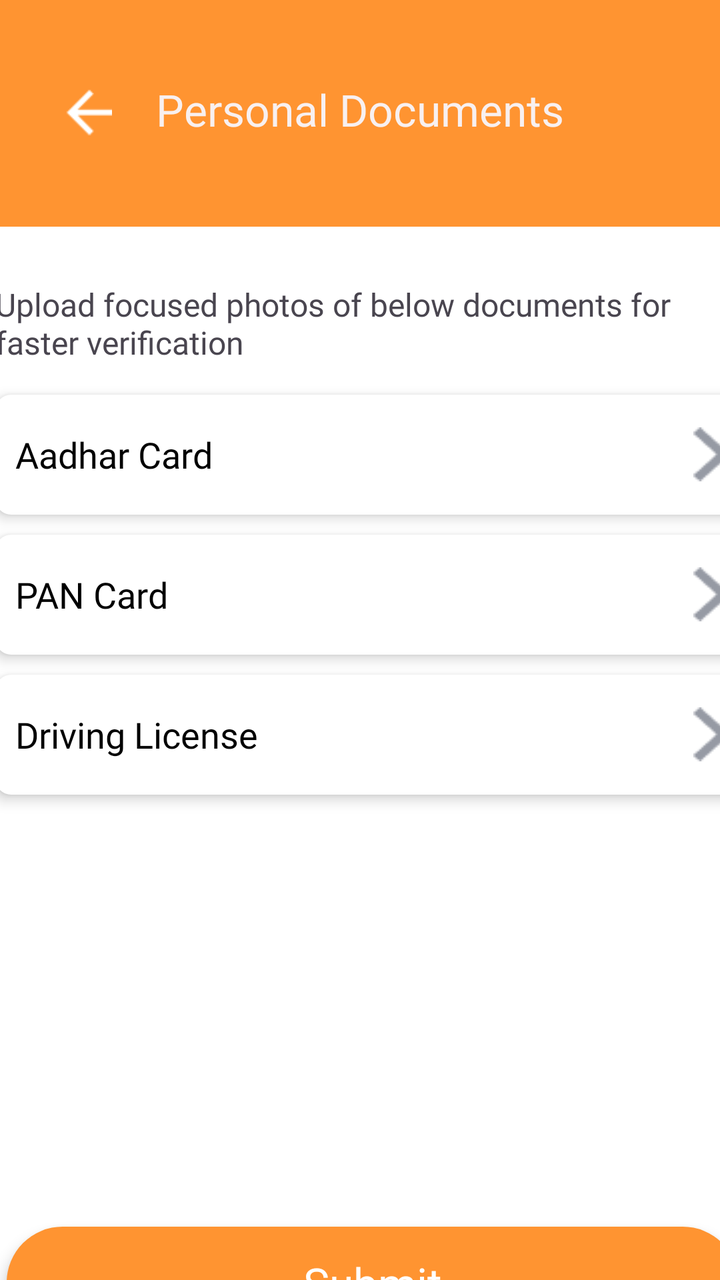
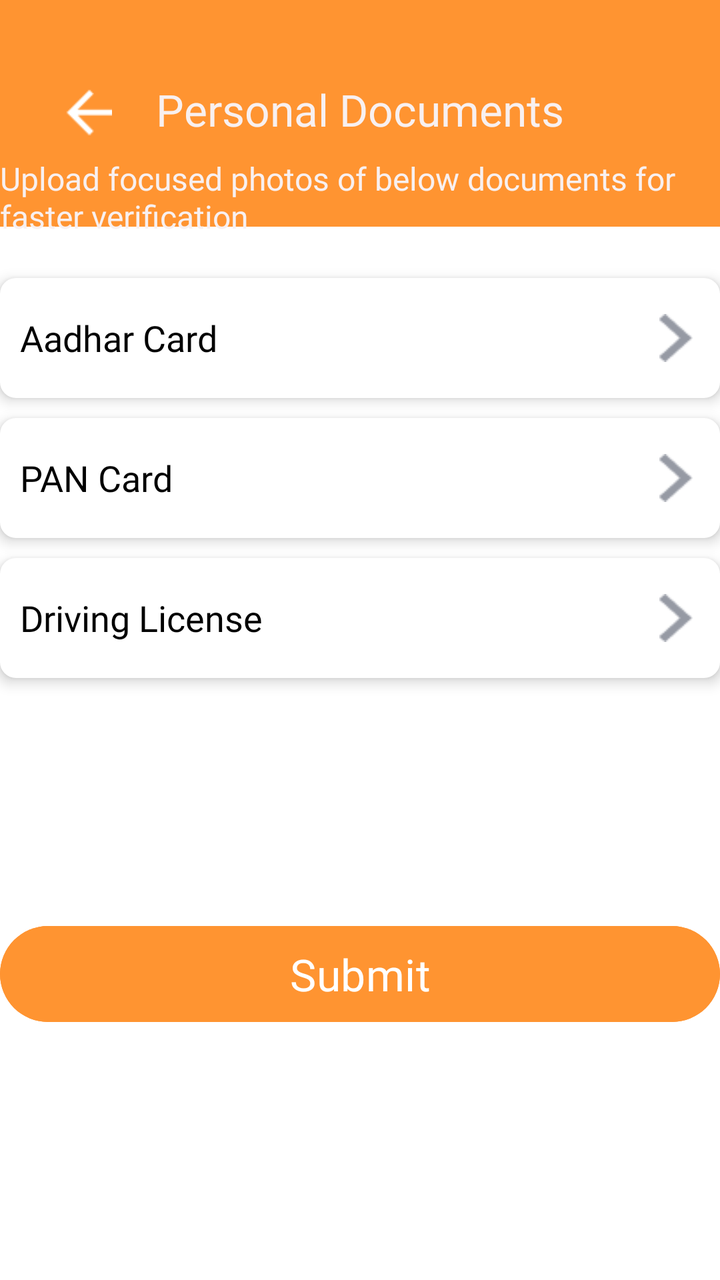

An Android layout rendered at two revisions. The XML below is the earlier revision; the diff shows what the commit changed to produce the second picture.
<!-- AndroidManifest.xml: application theme Theme.B2CDeliveryApp -->
<!-- res/layout/activity_docs.xml -->
<?xml version="1.0" encoding="utf-8"?>
<androidx.constraintlayout.widget.ConstraintLayout xmlns:android="http://schemas.android.com/apk/res/android"
    xmlns:app="http://schemas.android.com/apk/res-auto"
    xmlns:tools="http://schemas.android.com/tools"
    android:id="@+id/docs"
    android:layout_width="match_parent"
    android:layout_height="match_parent"
    android:background="@drawable/details"
    tools:context=".Docs">

    <ImageView
        android:id="@+id/backArrowDocs"
        android:layout_width="24dp"
        android:layout_height="24dp"
        android:layout_marginStart="32dp"
        android:layout_marginTop="44dp"
        android:contentDescription="Back Arrow"
        android:src="@drawable/back_arrow"
        app:layout_constraintStart_toStartOf="parent"
        app:layout_constraintTop_toTopOf="parent" />

    <TextView
        android:id="@+id/personaldocsMainTitle"
        android:layout_width="wrap_content"
        android:layout_height="wrap_content"
        android:layout_marginTop="40dp"
        android:fontFamily="@font/poppins_semibold"
        android:text="Personal Documents"
        android:textColor="#F8F0F0"
        android:textSize="22sp"
        app:layout_constraintEnd_toEndOf="parent"
        app:layout_constraintStart_toStartOf="parent"
        app:layout_constraintTop_toTopOf="parent" />

    <TextView
        android:id="@+id/personalDocumentText"
        android:layout_width="368dp"
        android:layout_height="46dp"
        android:layout_marginTop="72dp"
        android:fontFamily="@font/radio_canada"
        android:text="Upload focused photos of below documents for faster verification"
        android:textSize="16sp"
        app:layout_constraintEnd_toEndOf="parent"
        app:layout_constraintHorizontal_bias="0.372"
        app:layout_constraintStart_toStartOf="parent"
        app:layout_constraintTop_toBottomOf="@+id/personaldocsMainTitle" />

    <LinearLayout
        android:id="@+id/linearAadharCard"
        android:layout_width="378dp"
        android:layout_height="60dp"
        android:layout_marginTop="10dp"
        android:background="@drawable/button_background"
        android:clickable="true"
        android:elevation="4dp"
        android:focusable="true"
        android:gravity="center_vertical"
        android:orientation="horizontal"
        android:padding="10dp"
        app:layout_constraintStart_toStartOf="@+id/personalDocumentText"
        app:layout_constraintTop_toBottomOf="@+id/personalDocumentText">
        <TextView
            android:id="@+id/buttonTextAadharDocument"
            android:layout_width="0dp"
            android:layout_height="wrap_content"
            android:layout_weight="1"
            android:fontFamily="@font/istok_web"
            android:text="Aadhar Card"
            android:textColor="@android:color/black"
            android:textSize="18sp" />

        <ImageView
            android:id="@+id/buttonIconAadharDocument"
            android:layout_width="wrap_content"
            android:layout_height="wrap_content"
            android:contentDescription="Arrow Icon"
            android:src="@drawable/img_2" />
    </LinearLayout>

    <LinearLayout
        android:id="@+id/linearPANCard"
        android:layout_width="378dp"
        android:layout_height="60dp"
        android:layout_marginTop="10dp"
        android:background="@drawable/button_background"
        android:clickable="true"
        android:elevation="4dp"
        android:focusable="true"
        android:gravity="center_vertical"
        android:orientation="horizontal"
        android:padding="10dp"
        app:layout_constraintStart_toStartOf="@+id/linearAadharCard"
        app:layout_constraintTop_toBottomOf="@+id/linearAadharCard">
        <TextView
            android:id="@+id/buttonTextPANCard"
            android:layout_width="0dp"
            android:layout_height="wrap_content"
            android:layout_weight="1"
            android:fontFamily="@font/istok_web"
            android:text="PAN Card"
            android:textColor="@android:color/black"
            android:textSize="18sp" />

        <ImageView
            android:id="@+id/buttonIconPANCard"
            android:layout_width="wrap_content"
            android:layout_height="wrap_content"
            android:contentDescription="Arrow Icon"
            android:src="@drawable/img_2" />
    </LinearLayout>


    <LinearLayout
        android:id="@+id/linearDrivingLicense"
        android:layout_width="378dp"
        android:layout_height="60dp"
        android:layout_marginTop="10dp"
        android:background="@drawable/button_background"
        android:clickable="true"
        android:elevation="4dp"
        android:focusable="true"
        android:gravity="center_vertical"
        android:orientation="horizontal"
        android:padding="10dp"
        app:layout_constraintStart_toStartOf="@+id/linearPANCard"
        app:layout_constraintTop_toBottomOf="@+id/linearPANCard">
        <TextView
            android:id="@+id/buttonTextDrivingLicense"
            android:layout_width="0dp"
            android:layout_height="wrap_content"
            android:layout_weight="1"
            android:fontFamily="@font/istok_web"
            android:text="Driving License"
            android:textColor="@android:color/black"
            android:textSize="18sp" />

        <ImageView
            android:id="@+id/buttonIconDrivingLicense"
            android:layout_width="wrap_content"
            android:layout_height="wrap_content"
            android:contentDescription="Arrow Icon"
            android:src="@drawable/img_2" />
    </LinearLayout>

    <TextView
        android:id="@+id/submitButtonPersonalDoc"
        android:layout_width="366dp"
        android:layout_height="56dp"
        android:layout_marginTop="216dp"
        android:background="@drawable/orange_button_background"
        android:backgroundTint="@null"
        android:elevation="4dp"
        android:fontFamily="@font/istok_web_bold"
        android:padding="12dp"
        android:text="Submit"
        android:textColor="#FFFFFF"
        android:textColorLink="#FF5722"
        android:textSize="22sp"
        android:gravity="center"
        app:layout_constraintEnd_toEndOf="@+id/linearDrivingLicense"
        app:layout_constraintStart_toStartOf="@+id/linearDrivingLicense"
        app:layout_constraintTop_toBottomOf="@+id/linearDrivingLicense" />


</androidx.constraintlayout.widget.ConstraintLayout>
<!-- resources referenced by this layout -->
<resources>
  <!-- drawable back_arrow: png bitmap (drawable, 206 bytes) -->
  <!-- drawable button_background (drawable) -->
  <shape xmlns:android="http://schemas.android.com/apk/res/android">
      <solid android:color="#FFFFFF" />
      <corners android:radius="8dp" />
      <padding
          android:top="8dp"
          android:bottom="8dp"
          android:left="8dp"
          android:right="8dp" />
  </shape>
  <!-- drawable details: png bitmap (drawable, 14120 bytes) -->
  <!-- drawable img_2: png bitmap (drawable, 366 bytes) -->
  <!-- drawable orange_button_background (drawable) -->
  <shape xmlns:android="http://schemas.android.com/apk/res/android">
      <solid android:color="#FF9431" /> 
      <corners android:radius="50dp" /> 
  </shape>
  <style name="Theme.B2CDeliveryApp" parent="Base.Theme.B2CDeliveryApp" />
  <style name="Base.Theme.B2CDeliveryApp" parent="Theme.Material3.DayNight.NoActionBar">
          
          
      </style>
</resources>

<!-- the commit's change to res/layout/activity_docs.xml (unified diff, before → after) -->
@@ -1,5 +1,6 @@
 <?xml version="1.0" encoding="utf-8"?>
-<androidx.constraintlayout.widget.ConstraintLayout xmlns:android="http://schemas.android.com/apk/res/android"
+<androidx.constraintlayout.widget.ConstraintLayout
+    xmlns:android="http://schemas.android.com/apk/res/android"
     xmlns:app="http://schemas.android.com/apk/res-auto"
     xmlns:tools="http://schemas.android.com/tools"
     android:id="@+id/docs"
@@ -8,6 +9,7 @@
     android:background="@drawable/details"
     tools:context=".Docs">
 
+    
     <ImageView
         android:id="@+id/backArrowDocs"
         android:layout_width="24dp"
@@ -19,6 +21,7 @@
         app:layout_constraintStart_toStartOf="parent"
         app:layout_constraintTop_toTopOf="parent" />
 
+    
     <TextView
         android:id="@+id/personaldocsMainTitle"
         android:layout_width="wrap_content"
@@ -32,24 +35,26 @@
         app:layout_constraintStart_toStartOf="parent"
         app:layout_constraintTop_toTopOf="parent" />
 
+    
     <TextView
         android:id="@+id/personalDocumentText"
-        android:layout_width="368dp"
-        android:layout_height="46dp"
-        android:layout_marginTop="72dp"
+        android:layout_width="0dp"
+        android:layout_height="wrap_content"
+        android:layout_marginTop="9dp"
         android:fontFamily="@font/radio_canada"
         android:text="Upload focused photos of below documents for faster verification"
+        android:textColor="#F8F0F0"
         android:textSize="16sp"
         app:layout_constraintEnd_toEndOf="parent"
-        app:layout_constraintHorizontal_bias="0.372"
         app:layout_constraintStart_toStartOf="parent"
-        app:layout_constraintTop_toBottomOf="@+id/personaldocsMainTitle" />
+        app:layout_constraintTop_toBottomOf="@id/personaldocsMainTitle" />
 
+    
     <LinearLayout
         android:id="@+id/linearAadharCard"
-        android:layout_width="378dp"
+        android:layout_width="0dp"
         android:layout_height="60dp"
-        android:layout_marginTop="10dp"
+        android:layout_marginTop="20dp"
         android:background="@drawable/button_background"
         android:clickable="true"
         android:elevation="4dp"
@@ -57,8 +62,10 @@
         android:gravity="center_vertical"
         android:orientation="horizontal"
         android:padding="10dp"
-        app:layout_constraintStart_toStartOf="@+id/personalDocumentText"
-        app:layout_constraintTop_toBottomOf="@+id/personalDocumentText">
+        app:layout_constraintEnd_toEndOf="parent"
+        app:layout_constraintStart_toStartOf="parent"
+        app:layout_constraintTop_toBottomOf="@id/personalDocumentText">
+
         <TextView
             android:id="@+id/buttonTextAadharDocument"
             android:layout_width="0dp"
@@ -71,15 +78,17 @@
 
         <ImageView
             android:id="@+id/buttonIconAadharDocument"
-            android:layout_width="wrap_content"
-            android:layout_height="wrap_content"
-            android:contentDescription="Arrow Icon"
+            android:layout_width="24dp"
+            android:layout_height="24dp"
+            android:contentDescription="Default Arrow Icon"
             android:src="@drawable/img_2" />
+
     </LinearLayout>
 
+    
     <LinearLayout
         android:id="@+id/linearPANCard"
-        android:layout_width="378dp"
+        android:layout_width="0dp"
         android:layout_height="60dp"
         android:layout_marginTop="10dp"
         android:background="@drawable/button_background"
@@ -89,8 +98,10 @@
         android:gravity="center_vertical"
         android:orientation="horizontal"
         android:padding="10dp"
-        app:layout_constraintStart_toStartOf="@+id/linearAadharCard"
-        app:layout_constraintTop_toBottomOf="@+id/linearAadharCard">
+        app:layout_constraintEnd_toEndOf="parent"
+        app:layout_constraintStart_toStartOf="parent"
+        app:layout_constraintTop_toBottomOf="@id/linearAadharCard">
+
         <TextView
             android:id="@+id/buttonTextPANCard"
             android:layout_width="0dp"
@@ -103,16 +114,17 @@
 
         <ImageView
             android:id="@+id/buttonIconPANCard"
-            android:layout_width="wrap_content"
-            android:layout_height="wrap_content"
-            android:contentDescription="Arrow Icon"
+            android:layout_width="24dp"
+            android:layout_height="24dp"
+            android:contentDescription="Default Arrow Icon"
             android:src="@drawable/img_2" />
+
     </LinearLayout>
 
-
+    
     <LinearLayout
         android:id="@+id/linearDrivingLicense"
-        android:layout_width="378dp"
+        android:layout_width="0dp"
         android:layout_height="60dp"
         android:layout_marginTop="10dp"
         android:background="@drawable/button_background"
@@ -122,8 +134,10 @@
         android:gravity="center_vertical"
         android:orientation="horizontal"
         android:padding="10dp"
-        app:layout_constraintStart_toStartOf="@+id/linearPANCard"
-        app:layout_constraintTop_toBottomOf="@+id/linearPANCard">
+        app:layout_constraintEnd_toEndOf="parent"
+        app:layout_constraintStart_toStartOf="parent"
+        app:layout_constraintTop_toBottomOf="@id/linearPANCard">
+
         <TextView
             android:id="@+id/buttonTextDrivingLicense"
             android:layout_width="0dp"
@@ -136,30 +150,28 @@
 
         <ImageView
             android:id="@+id/buttonIconDrivingLicense"
-            android:layout_width="wrap_content"
-            android:layout_height="wrap_content"
-            android:contentDescription="Arrow Icon"
+            android:layout_width="24dp"
+            android:layout_height="24dp"
+            android:contentDescription="Default Arrow Icon"
             android:src="@drawable/img_2" />
+
     </LinearLayout>
 
-    <TextView
+    
+    <Button
         android:id="@+id/submitButtonPersonalDoc"
-        android:layout_width="366dp"
+        android:layout_width="0dp"
         android:layout_height="56dp"
-        android:layout_marginTop="216dp"
-        android:background="@drawable/orange_button_background"
-        android:backgroundTint="@null"
+        android:layout_marginTop="120dp"
+        android:backgroundTint="@color/orange"
         android:elevation="4dp"
         android:fontFamily="@font/istok_web_bold"
-        android:padding="12dp"
+        android:gravity="center"
         android:text="Submit"
         android:textColor="#FFFFFF"
-        android:textColorLink="#FF5722"
         android:textSize="22sp"
-        android:gravity="center"
-        app:layout_constraintEnd_toEndOf="@+id/linearDrivingLicense"
-        app:layout_constraintStart_toStartOf="@+id/linearDrivingLicense"
-        app:layout_constraintTop_toBottomOf="@+id/linearDrivingLicense" />
-
+        app:layout_constraintEnd_toEndOf="parent"
+        app:layout_constraintStart_toStartOf="parent"
+        app:layout_constraintTop_toBottomOf="@id/linearDrivingLicense" />
 
 </androidx.constraintlayout.widget.ConstraintLayout>
<!-- resource entries referenced after the edit -->
@@ -1,5 +1,6 @@
 <!-- resources referenced by this layout -->
 <resources>
+  <color name="orange">#FF9431</color>
   <!-- drawable back_arrow: png bitmap (drawable, 206 bytes) -->
   <!-- drawable button_background (drawable) -->
   <shape xmlns:android="http://schemas.android.com/apk/res/android">
@@ -13,11 +14,6 @@
   </shape>
   <!-- drawable details: png bitmap (drawable, 14120 bytes) -->
   <!-- drawable img_2: png bitmap (drawable, 366 bytes) -->
-  <!-- drawable orange_button_background (drawable) -->
-  <shape xmlns:android="http://schemas.android.com/apk/res/android">
-      <solid android:color="#FF9431" /> 
-      <corners android:radius="50dp" /> 
-  </shape>
   <style name="Theme.B2CDeliveryApp" parent="Base.Theme.B2CDeliveryApp" />
   <style name="Base.Theme.B2CDeliveryApp" parent="Theme.Material3.DayNight.NoActionBar">
           
